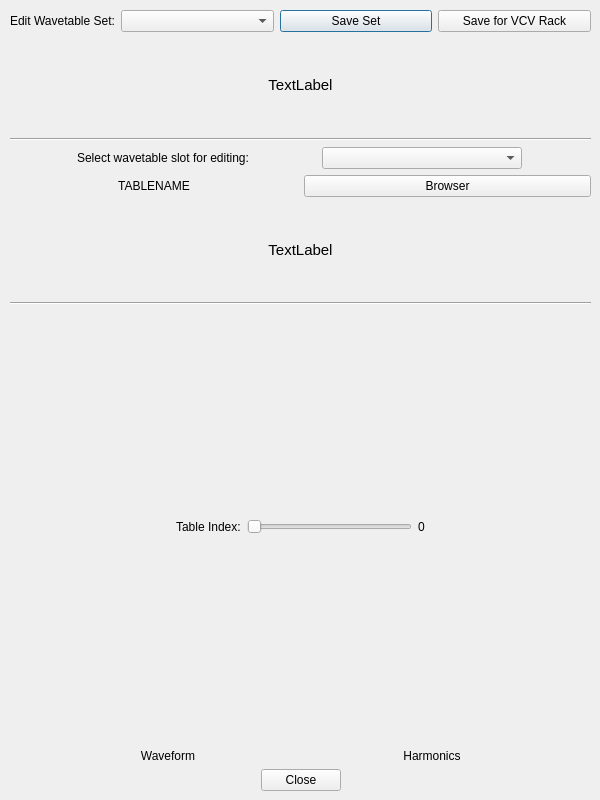
Qt form ui_resources/wavetable_set_editor.ui (starlingcode/viaflash) before a commit.
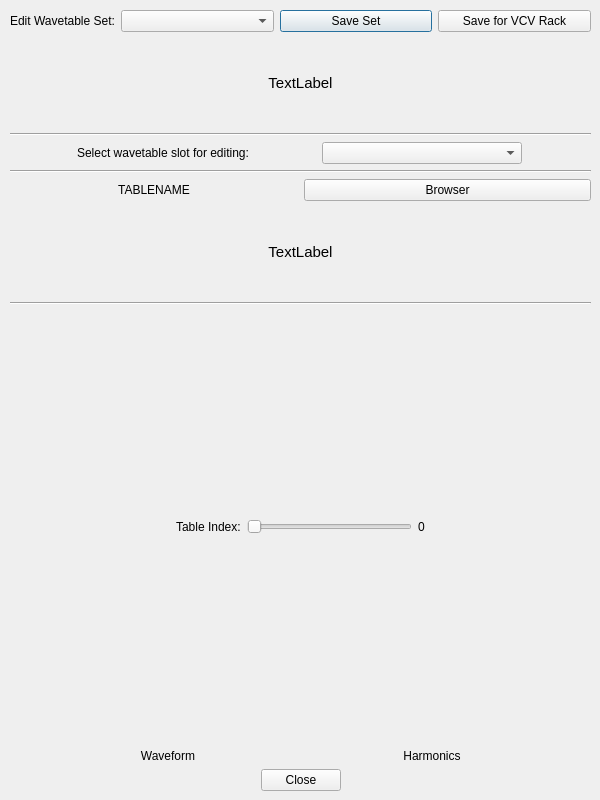
The same form after that commit. Custom widgets are drawn as their Qt base class.

```diff
--- a/ui_resources/wavetable_set_editor.ui
+++ b/ui_resources/wavetable_set_editor.ui
@@ -168,6 +168,13 @@
       </property>
      </layout>
     </item>
+    <item>
+     <widget class="Line" name="line_3">
+      <property name="orientation">
+       <enum>Qt::Horizontal</enum>
+      </property>
+     </widget>
+    </item>
     <item>
      <layout class="QHBoxLayout" name="resourceSaveLoad">
       <item>
```
